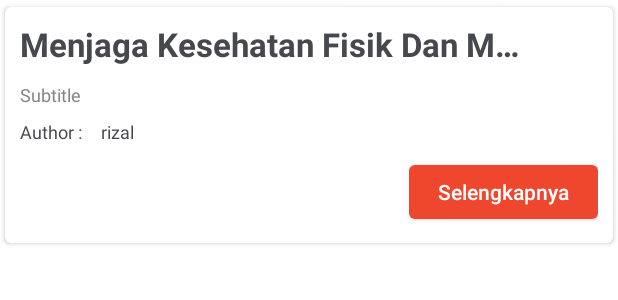
After one commit to rzlwbo1/Mari-Sehat-App, an Android app: the layout news_row.xml on its own in the app's theme, with its tools: preview values and no code run, on a phone screen of 412 x 824 dp. The commit adds this screen. Shown: the top 300 px of the screen. Run offline under Robolectric (Android 15) with nearby library versions, the phone set to English and light mode, and no system bars.

Commit message:
prepare recylerview

```diff
--- /dev/null
+++ b/app/src/main/res/layout/news_row.xml
@@ -0,0 +1,99 @@
+<?xml version="1.0" encoding="utf-8"?>
+<androidx.constraintlayout.widget.ConstraintLayout xmlns:android="http://schemas.android.com/apk/res/android"
+    xmlns:app="http://schemas.android.com/apk/res-auto"
+    xmlns:tools="http://schemas.android.com/tools"
+    android:layout_width="match_parent"
+    android:layout_height="wrap_content">
+
+    <androidx.cardview.widget.CardView
+        android:layout_width="match_parent"
+        android:layout_height="wrap_content"
+        android:clipToPadding="false"
+        app:cardBackgroundColor="@color/white"
+        app:cardCornerRadius="4dp"
+        app:cardUseCompatPadding="true"
+        app:contentPadding="10dp"
+        app:layout_constraintEnd_toEndOf="parent"
+        app:layout_constraintHorizontal_bias="0.5"
+        app:layout_constraintStart_toStartOf="parent"
+        app:layout_constraintTop_toTopOf="parent">
+
+        <androidx.constraintlayout.widget.ConstraintLayout
+            android:layout_width="match_parent"
+            android:layout_height="match_parent">
+
+            <TextView
+                android:id="@+id/descNews"
+                android:layout_width="281dp"
+                android:layout_height="wrap_content"
+                android:layout_marginTop="8dp"
+                android:ellipsize="end"
+                android:maxLines="1"
+                android:text="Subtitle"
+                android:textColor="@color/text_sec"
+                android:textSize="12dp"
+                app:layout_constraintEnd_toEndOf="parent"
+                app:layout_constraintHorizontal_bias="0.0"
+                app:layout_constraintStart_toStartOf="parent"
+                app:layout_constraintTop_toBottomOf="@+id/titleNews" />
+
+            <TextView
+                android:id="@+id/titleNews"
+                android:layout_width="340dp"
+                android:layout_height="32dp"
+                android:ellipsize="end"
+                android:gravity="start"
+                android:maxLines="1"
+                android:text="Menjaga Kesehatan Fisik Dan Mentala asdkj asdljkj "
+                android:textColor="@color/text"
+                android:textSize="22dp"
+                android:textStyle="bold"
+                app:layout_constraintEnd_toEndOf="parent"
+                app:layout_constraintHorizontal_bias="0.0"
+                app:layout_constraintStart_toStartOf="parent"
+                app:layout_constraintTop_toTopOf="parent" />
+
+            <TextView
+                android:id="@+id/tvAuthor"
+                android:layout_width="wrap_content"
+                android:layout_height="wrap_content"
+                android:layout_marginTop="8dp"
+                android:text="Author : "
+                android:textColor="@color/text"
+                android:textSize="12dp"
+                app:layout_constraintEnd_toEndOf="parent"
+                app:layout_constraintHorizontal_bias="0.0"
+                app:layout_constraintStart_toStartOf="parent"
+                app:layout_constraintTop_toBottomOf="@+id/descNews" />
+
+            <TextView
+                android:id="@+id/authorNews"
+                android:layout_width="wrap_content"
+                android:layout_height="wrap_content"
+                android:layout_marginLeft="10dp"
+                android:text="rizal"
+                android:textColor="@color/text"
+                android:textSize="12dp"
+                app:layout_constraintEnd_toEndOf="parent"
+                app:layout_constraintHorizontal_bias="0.0"
+                app:layout_constraintStart_toEndOf="@+id/tvAuthor"
+                app:layout_constraintTop_toTopOf="@+id/tvAuthor" />
+
+            <Button
+                android:id="@+id/btnRead"
+                android:layout_width="126dp"
+                android:layout_height="48dp"
+                android:layout_marginTop="8dp"
+                android:letterSpacing="0"
+                android:text="Selengkapnya"
+                android:textAllCaps="false"
+                app:layout_constraintEnd_toEndOf="parent"
+                app:layout_constraintHorizontal_bias="1.0"
+                app:layout_constraintStart_toStartOf="parent"
+                app:layout_constraintTop_toBottomOf="@+id/tvAuthor" />
+
+        </androidx.constraintlayout.widget.ConstraintLayout>
+
+    </androidx.cardview.widget.CardView>
+
+</androidx.constraintlayout.widget.ConstraintLayout>
--- a/app/src/main/res/values/strings.xml
+++ b/app/src/main/res/values/strings.xml
@@ -135,5 +135,6 @@
     <string name="berat_badan_kg">Berat Badan (Kg)</string>
     <string name="hitung">Hitung</string>
     <string name="data_booking_dokter">Data Booking Dokter</string>
+    <string name="artikel_kesehatan_pilihan_nuntuk_kamu">Artikel Kesehatan Pilihan\nUntuk Kamu</string>
 
 </resources>
```
Also changed, not shown: app/src/main/AndroidManifest.xml (+8 -2 lines), app/src/main/java/com/example/marisehat/ListNewsAdapter.java (added, +31 -0 lines), app/src/main/java/com/example/marisehat/ListNewsApi.java (added, +28 -0 lines), app/src/main/java/com/example/marisehat/ListNewsModel.java (added, +32 -0 lines), app/src/main/res/layout/activity_list_news_api.xml (added, +29 -0 lines).
